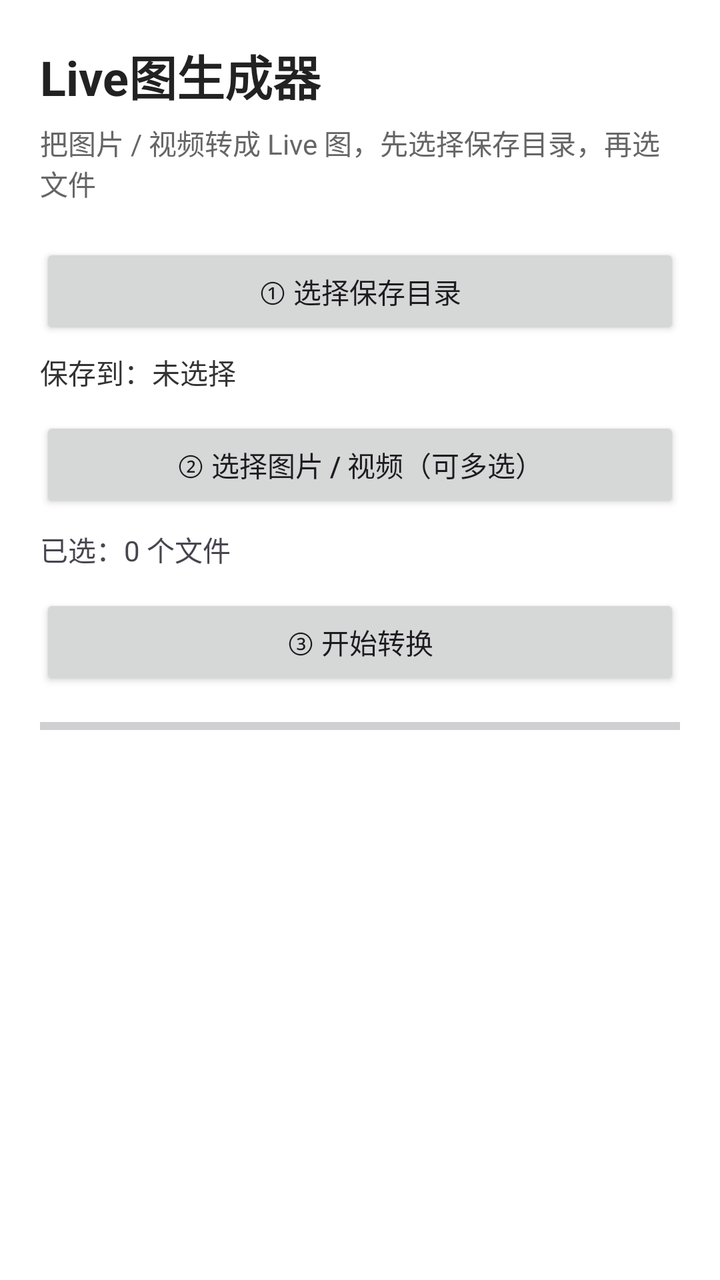
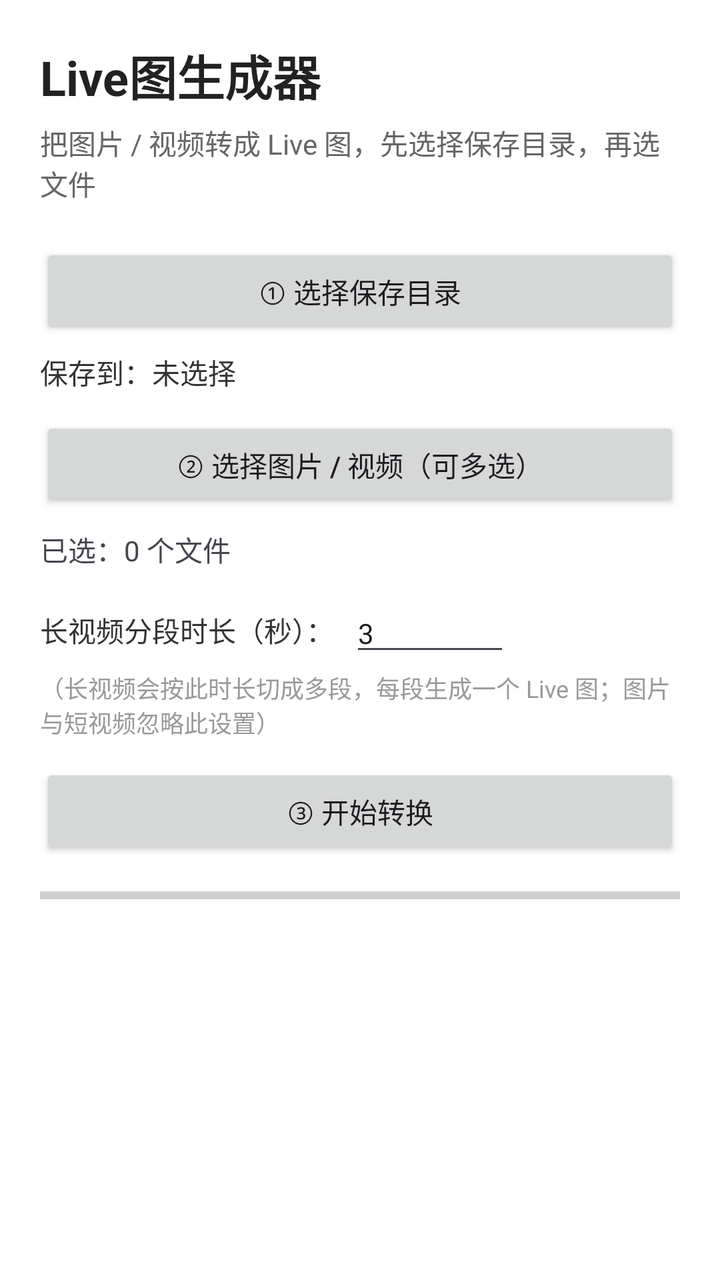

An Android layout rendered at two revisions. The XML below is the earlier revision; the diff shows what the commit changed to produce the second picture.
<!-- AndroidManifest.xml: application theme Theme.LivePhotoMaker -->
<!-- res/layout/activity_main.xml -->
<?xml version="1.0" encoding="utf-8"?>
<LinearLayout xmlns:android="http://schemas.android.com/apk/res/android"
    android:layout_width="match_parent"
    android:layout_height="match_parent"
    android:orientation="vertical"
    android:padding="20dp">

    <TextView
        android:id="@+id/titleText"
        android:layout_width="wrap_content"
        android:layout_height="wrap_content"
        android:text="Live图生成器"
        android:textSize="24sp"
        android:textStyle="bold"
        android:textColor="#222222" />

    <TextView
        android:id="@+id/subText"
        android:layout_width="wrap_content"
        android:layout_height="wrap_content"
        android:layout_marginTop="6dp"
        android:text="把图片 / 视频转成 Live 图，先选择保存目录，再选文件"
        android:textSize="14sp"
        android:textColor="#666666" />

    <Button
        android:id="@+id/selectDirBtn"
        android:layout_width="match_parent"
        android:layout_height="wrap_content"
        android:layout_marginTop="20dp"
        android:text="① 选择保存目录" />

    <TextView
        android:id="@+id/dirText"
        android:layout_width="wrap_content"
        android:layout_height="wrap_content"
        android:layout_marginTop="6dp"
        android:text="保存到：未选择"
        android:textSize="14sp"
        android:textColor="#333333" />

    <Button
        android:id="@+id/selectBtn"
        android:layout_width="match_parent"
        android:layout_height="wrap_content"
        android:layout_marginTop="12dp"
        android:text="② 选择图片 / 视频（可多选）" />

    <TextView
        android:id="@+id/selectedText"
        android:layout_width="wrap_content"
        android:layout_height="wrap_content"
        android:layout_marginTop="8dp"
        android:text="已选：0 个文件"
        android:textSize="14sp" />

    <Button
        android:id="@+id/convertBtn"
        android:layout_width="match_parent"
        android:layout_height="wrap_content"
        android:layout_marginTop="12dp"
        android:text="③ 开始转换" />

    <ProgressBar
        android:id="@+id/progressBar"
        style="?android:attr/progressBarStyleHorizontal"
        android:layout_width="match_parent"
        android:layout_height="wrap_content"
        android:layout_marginTop="10dp" />

    <ScrollView
        android:layout_width="match_parent"
        android:layout_height="0dp"
        android:layout_weight="1"
        android:layout_marginTop="12dp">

        <TextView
            android:id="@+id/logText"
            android:layout_width="match_parent"
            android:layout_height="wrap_content"
            android:textSize="13sp"
            android:textColor="#333333"
            android:fontFamily="monospace" />
    </ScrollView>

</LinearLayout>
<!-- resources referenced by this layout -->
<resources>
  <style name="Theme.LivePhotoMaker" parent="Theme.Material3.DayNight.NoActionBar">
          <item name="colorPrimary">@color/purple_500</item>
          <item name="colorPrimaryDark">@color/purple_700</item>
          <item name="android:windowBackground">@color/white</item>
      </style>
  <color name="purple_500">#7C4DFF</color>
  <color name="purple_700">#512DA8</color>
  <color name="white">#FFFFFFFF</color>
</resources>

<!-- the commit's change to res/layout/activity_main.xml (unified diff, before → after) -->
@@ -54,6 +54,40 @@
         android:text="已选：0 个文件"
         android:textSize="14sp" />
 
+    <LinearLayout
+        android:layout_width="match_parent"
+        android:layout_height="wrap_content"
+        android:layout_marginTop="12dp"
+        android:orientation="horizontal">
+
+        <TextView
+            android:layout_width="wrap_content"
+            android:layout_height="wrap_content"
+            android:text="长视频分段时长（秒）："
+            android:textSize="14sp"
+            android:textColor="#333333"
+            android:layout_gravity="center_vertical" />
+
+        <EditText
+            android:id="@+id/segEdit"
+            android:layout_width="80dp"
+            android:layout_height="wrap_content"
+            android:layout_marginStart="8dp"
+            android:inputType="number"
+            android:digits="1234567890"
+            android:maxLength="2"
+            android:text="3"
+            android:textSize="14sp" />
+    </LinearLayout>
+
+    <TextView
+        android:layout_width="wrap_content"
+        android:layout_height="wrap_content"
+        android:layout_marginTop="2dp"
+        android:text="（长视频会按此时长切成多段，每段生成一个 Live 图；图片与短视频忽略此设置）"
+        android:textSize="12sp"
+        android:textColor="#999999" />
+
     <Button
         android:id="@+id/convertBtn"
         android:layout_width="match_parent"
